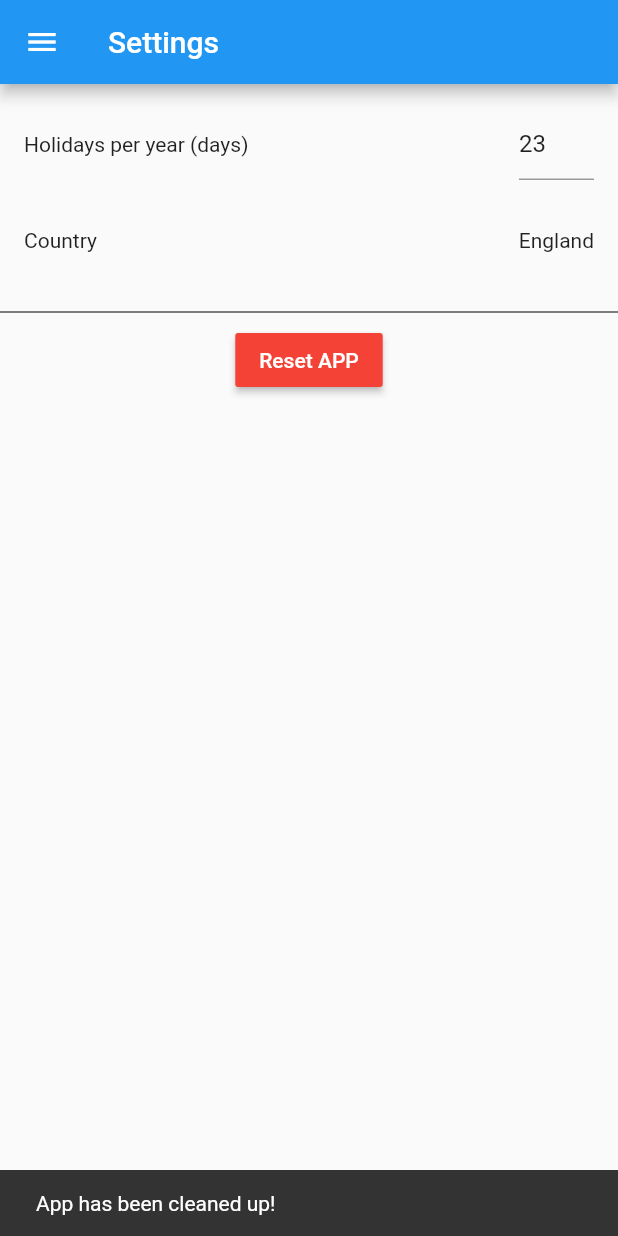
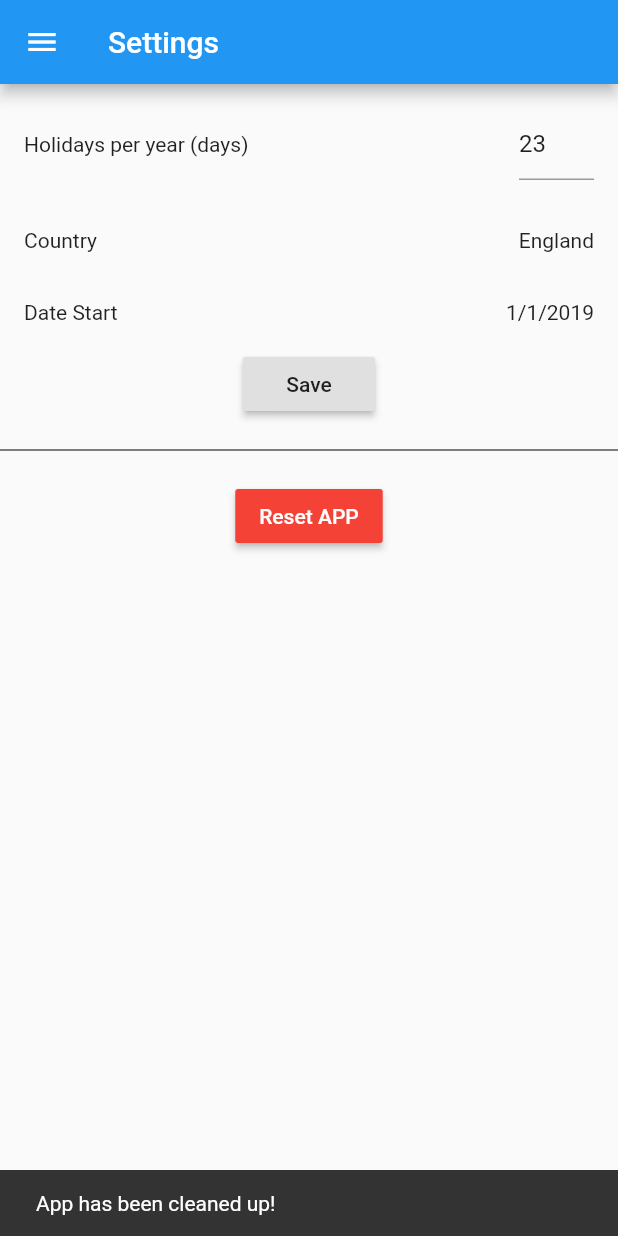
Before and after one commit to robsonala/holiday-calculator, a Flutter app: the SettingsPage screen opened by its route, after a tap on "Reset APP", on a phone screen of 412 x 824 dp. Run offline on Flutter 3.47's test engine with Material 2 defaults, Android fonts, the phone set to English and light mode, and no system bars; our stand-ins replace sqflite; accounts and stored records are empty; statements that could not run were skipped.

Commit message:
Link settings to sb

```diff
--- a/lib/helpers/Date.dart
+++ b/lib/helpers/Date.dart
@@ -3,5 +3,6 @@ import 'package:intl/intl.dart';
 class DateHelper {
 
   static String dateHourFormat(DateTime dateTime) => new DateFormat.yMd().add_jm().format(dateTime);
+  static String dateFormat(DateTime dateTime) => new DateFormat.yMd().format(dateTime);
 
 }
--- a/lib/pages/Settings.dart
+++ b/lib/pages/Settings.dart
@@ -1,10 +1,16 @@
 import 'package:flutter/cupertino.dart';
 import 'package:flutter/material.dart';
 import 'package:holiday2/helpers/Database.dart';
+import 'package:holiday2/helpers/Date.dart';
 import 'package:holiday2/models/ItemModel.dart';
 import 'package:holiday2/models/SettingsModel.dart';
+import 'package:holiday2/providers/SettingsProvider.dart';
 import 'package:holiday2/ui/DatePickerModal.dart';
 import 'package:holiday2/ui/drawer.dart';
+
+final String SettingsPage_column_country = 'settings_country';
+final String SettingsPage_column_days = 'settings_days';
+final String SettingsPage_column_dateFrom = 'settings_date_from';
 
 const List<String> countries = <String>[
   'England',
@@ -32,17 +38,71 @@ class CreateForm extends StatefulWidget {
 }
 
 class CreateFormState extends State<CreateForm> {
-  final ValueNotifier<int> _controllerCountry = ValueNotifier(0);
-  final TextEditingController _controllerDays =
-      TextEditingController(text: '23');
+  var provider = new SettingsProvider();
+
+  ValueNotifier<int> _controllerCountry = ValueNotifier(0);
+  TextEditingController _controllerDays = TextEditingController(text: '');
+  ValueNotifier<DateTime> _controllerDate =
+      ValueNotifier(new DateTime(DateTime.now().year));
+
+  @override
+  void initState() {
+    super.initState();
+
+    provider.byKey(SettingsPage_column_country).then((data) {
+      setState(() => _controllerCountry.value =
+          data is SettingsModel ? int.parse(data.value) : 0);
+    });
+    provider.byKey(SettingsPage_column_days).then((data) {
+      setState(() =>
+          _controllerDays.text = data is SettingsModel ? data.value : '23');
+    });
+    provider.byKey(SettingsPage_column_dateFrom).then((data) {
+      setState(() {
+        if (data is SettingsModel) {
+          _controllerDate.value = DateTime.parse(data.value);
+        }
+      });
+    });
+  }
 
   @override
   void dispose() {
     // Clean up the controller when the widget is disposed.
     _controllerCountry.dispose();
     _controllerDays.dispose();
+    _controllerDate.dispose();
 
     super.dispose();
+  }
+
+  void _onClickReset() async {
+    var db = await DatabaseHelper.instance.database;
+    db.rawDelete('DELETE FROM $ItemModel_table;');
+    db.rawDelete('DELETE FROM $SettingsModel_table;');
+
+    setState(() {
+      _controllerCountry.value = 0;
+      _controllerDays.text = '23';
+      _controllerDate.value = new DateTime(DateTime.now().year);
+    });
+
+    Scaffold.of(context)
+        .showSnackBar(SnackBar(content: Text("App has been cleaned up!")));
+  }
+
+  void _onClickSave() async {
+    var country = _controllerCountry.value;
+    var days = _controllerDays.text;
+    var date = _controllerDate.value;
+
+    var db = await DatabaseHelper.instance.database;
+    db.execute('''
+    REPLACE INTO $SettingsModel_table ($SettingsModel_column_key, $SettingsModel_column_value)
+      VALUES ('$SettingsPage_column_country', '$country'),
+        ('$SettingsPage_column_days', '$days'),
+        ('$SettingsPage_column_dateFrom', '$date');
+    ''');
   }
 
   Widget _buidDaysPicker(BuildContext context) {
@@ -102,29 +162,56 @@ class CreateFormState extends State<CreateForm> {
             )));
   }
 
+  Widget _buidStartPicker(BuildContext context) {
+    return GestureDetector(
+        onTap: () {
+          showCupertinoModalPopup<void>(
+            context: context,
+            builder: (BuildContext context) {
+              return new DatePickerModal(
+                  widget: new CupertinoDatePicker(
+                mode: CupertinoDatePickerMode.date,
+                initialDateTime: _controllerDate.value,
+                onDateTimeChanged: (DateTime newDateTime) {
+                  if (mounted) {
+                    setState(() => _controllerDate.value = newDateTime);
+                  }
+                },
+              ));
+            },
+          );
+        },
+        child: Padding(
+            padding: const EdgeInsets.all(16.0),
+            child: Row(
+              mainAxisAlignment: MainAxisAlignment.spaceBetween,
+              children: [
+                Text('Date Start'),
+                Text(DateHelper.dateFormat(_controllerDate.value)),
+              ],
+            )));
+  }
+
   @override
   Widget build(BuildContext context) {
     return Column(
       children: <Widget>[
         _buidDaysPicker(context),
         _buidCountryPicker(context),
-        Text(''),
-        Divider(
-          color: Colors.black
-        ),
+        _buidStartPicker(context),
         Align(
             alignment: AlignmentDirectional.center,
             child: RaisedButton(
-              onPressed: () async {
-                var db = await DatabaseHelper.instance.database;
-                db.rawDelete('''
-                  DELETE FROM $ItemModel_table;
-                  DELETE FROM $SettingsModel_table;
-                ''');
-
-                Scaffold.of(context).showSnackBar(
-                    SnackBar(content: Text("App has been cleaned up!")));
-              },
+              onPressed: _onClickSave,
+              child: Text('Save'),
+            )),
+        Padding(
+            padding: const EdgeInsets.only(top: 12.0, bottom: 12.0),
+            child: Divider(color: Colors.black)),
+        Align(
+            alignment: AlignmentDirectional.center,
+            child: RaisedButton(
+              onPressed: _onClickReset,
               child: Text('Reset APP'),
               color: Colors.red,
               textColor: Colors.white,
--- a/lib/providers/SettingsProvider.dart
+++ b/lib/providers/SettingsProvider.dart
@@ -9,27 +9,22 @@ class SettingsProvider {
   }
 
   Future<SettingsModel> insert(SettingsModel item) async {
-    item.id =
-        await (await getInstance()).insert(SettingsModel_table, item.toMap());
+    await (await getInstance()).insert(SettingsModel_table, item.toMap());
     return item;
   }
 
-  Future<SettingsModel> byId(int id) async {
-    List<Map> result = await (await getInstance()).query(SettingsModel_table,
-        where: '$SettingsModel_column_id = ?', whereArgs: [id]);
-
+  Future<SettingsModel> byKey(String key) async {
+    List<Map> result = await (await getInstance()).rawQuery('''
+        SELECT * FROM $SettingsModel_table
+        WHERE $SettingsModel_column_key = '$key'
+      ''');
     return result.length > 0 ? new SettingsModel.fromMap(result.first) : null;
   }
 
   Future<List> all() async {
     var result = await (await getInstance())
-        .query(SettingsModel_table, orderBy: '$SettingsModel_column_id DESC');
+        .query(SettingsModel_table, orderBy: '$SettingsModel_column_key DESC');
 
     return result.toList();
   }
-
-  Future<int> delete(int id) async {
-    return await (await getInstance()).delete(SettingsModel_table,
-        where: '$SettingsModel_column_id = ?', whereArgs: [id]);
-  }
 }
```
Also changed, not shown: lib/helpers/Database.dart (+7 -2 lines), lib/models/SettingsModel.dart (+0 -7 lines).
